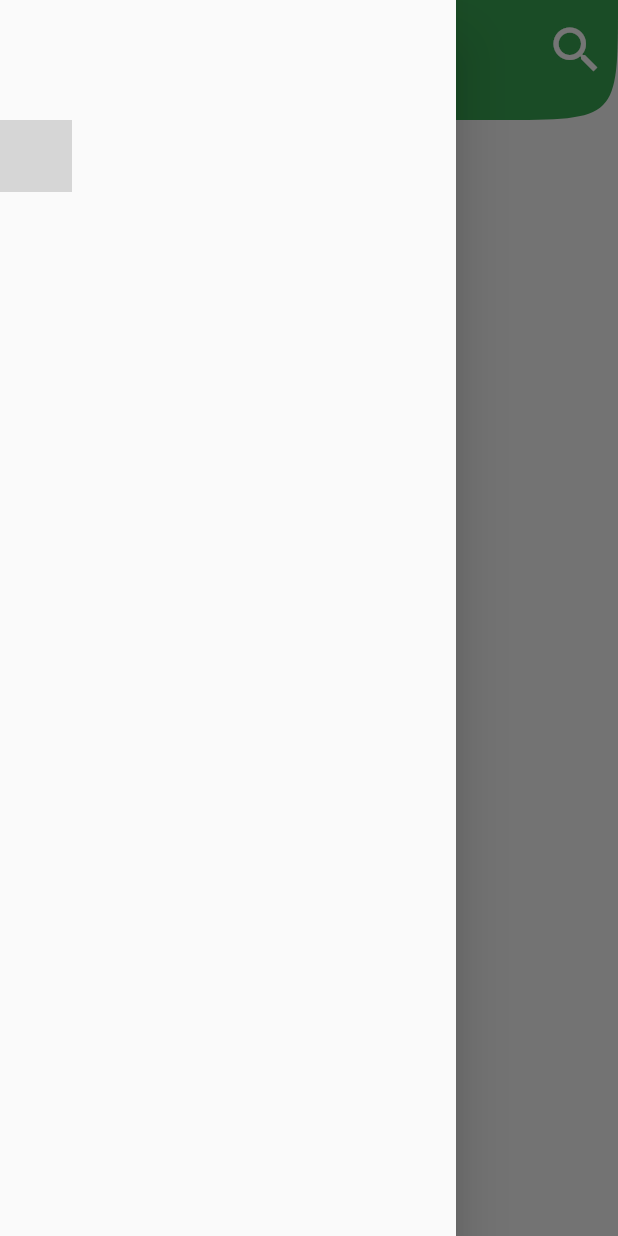
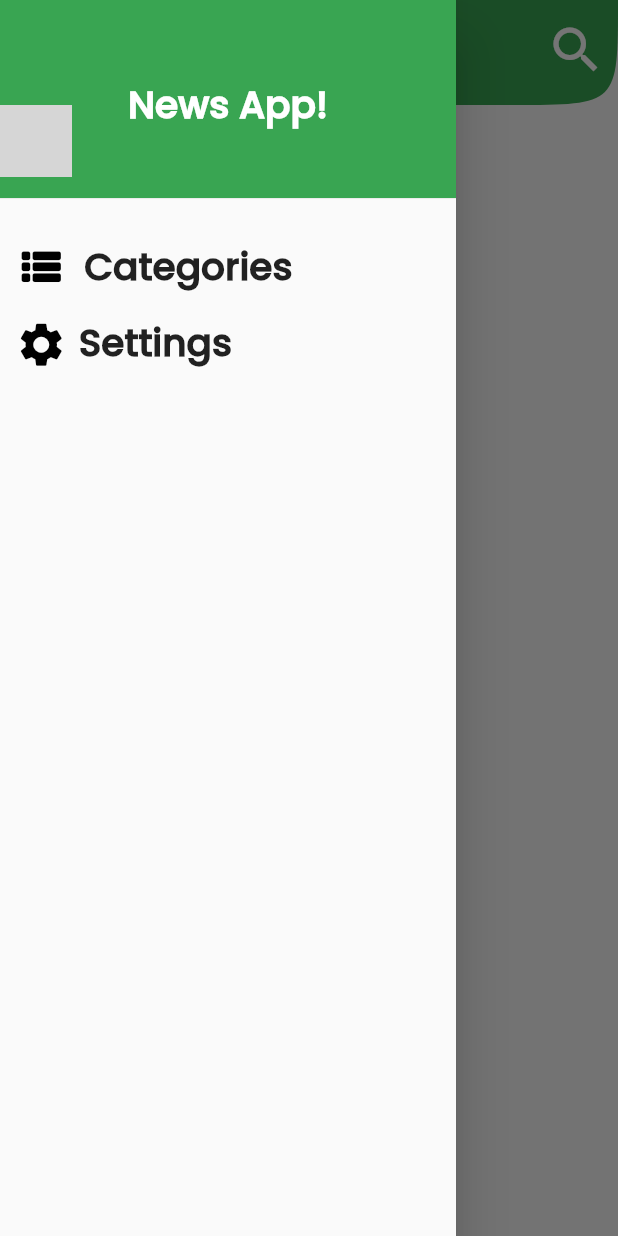
Before and after one commit to SalmaAhmed20/news_app, a Flutter app: the screen it shows after launch, with the side drawer open, on a phone screen of 412 x 824 dp. Run offline on Flutter 3.47's test engine with Material 2 defaults, Android fonts, the phone set to English and light mode, and no system bars; our stand-ins replace google_fonts; network calls fail; Roboto replaces fonts that are missing (Exo); grey boxes are pictures that could not be loaded.

Commit message:
Merge home screen with side menu

```diff
--- a/lib/home screen/Home-Catagorized.dart
+++ b/lib/home screen/Home-Catagorized.dart
@@ -1,5 +1,6 @@
 import 'package:flutter/material.dart';
 import 'package:news_app/api/APIManger.dart';
+import 'package:news_app/reusableWidget/SideMenu.dart';
 
 import '../reusableWidget/TopAppBar.dart';
 import '../tabs/HomeTabScreen.dart';
@@ -26,10 +27,10 @@ class _HomeCatogrizedState extends State<HomeCatogrized> {
   Widget build(BuildContext context) {
     return Scaffold(
       appBar: PreferredSize(
-        preferredSize: const Size.fromHeight(80),
+        preferredSize: const Size.fromHeight(70),
         child: TopBar(isSearchPage, widget.Category),
       ),
-      drawer: Drawer(),
+      drawer: SideMenu(),
       body: Container(
         decoration: BoxDecoration(
             image: DecorationImage(
--- /dev/null
+++ b/lib/reusableWidget/SideMenu.dart
@@ -0,0 +1,78 @@
+import 'package:flutter/material.dart';
+
+class SideMenu extends StatelessWidget {
+
+
+  @override
+  Widget build(BuildContext context) {
+    return Drawer(
+      child: ListView(
+        padding: EdgeInsets.zero,
+        children: [
+          Container(
+            height: 140,
+            child: const DrawerHeader(
+              decoration: BoxDecoration(
+                color: Color.fromARGB(255, 57, 165, 82),
+              ),
+              child: Center(
+                child: Text(
+                  'News App!',
+                  style: TextStyle(
+                      color: Colors.white,
+                      fontSize: 25,
+                      fontWeight: FontWeight.bold,
+                      fontFamily: 'Poppins'),
+                ),
+              ),
+            ),
+          ),
+          ListTile(
+            contentPadding: EdgeInsets.only(top: 10, left: 10),
+            leading: Icon(
+              Icons.view_list_rounded,
+              size: 35,
+              color: Colors.black,
+            ),
+            title: Align(
+              child: new Text(
+                'Categories',
+                style: TextStyle(
+                    fontSize: 25,
+                    fontWeight: FontWeight.bold,
+                    fontFamily: 'Poppins'),
+              ),
+              alignment: Alignment(-1.2, 0),
+            ),
+            onTap: () {
+              Navigator.pop(context);
+            },
+          ),
+          ListTile(
+            contentPadding: EdgeInsets.only(left: 10),
+            dense: true,
+            visualDensity: VisualDensity(horizontal: 0, vertical: -4),
+            leading: Icon(
+              Icons.settings,
+              size: 35,
+              color: Colors.black,
+            ),
+            title: Align(
+              child: new Text(
+                'Settings',
+                style: TextStyle(
+                    fontSize: 25,
+                    fontWeight: FontWeight.bold,
+                    fontFamily: 'Poppins'),
+              ),
+              alignment: Alignment(-1.2, 0),
+            ),
+            onTap: () {
+              Navigator.pop(context);
+            },
+          ),
+        ],
+      ),
+    );
+  }
+}
```
